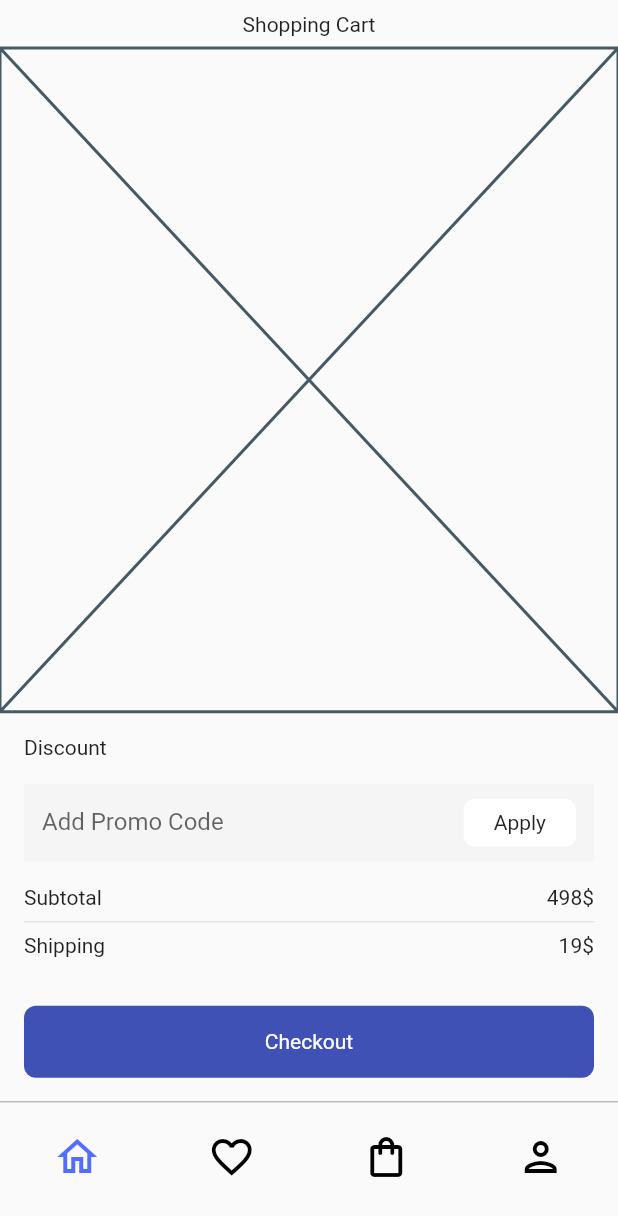
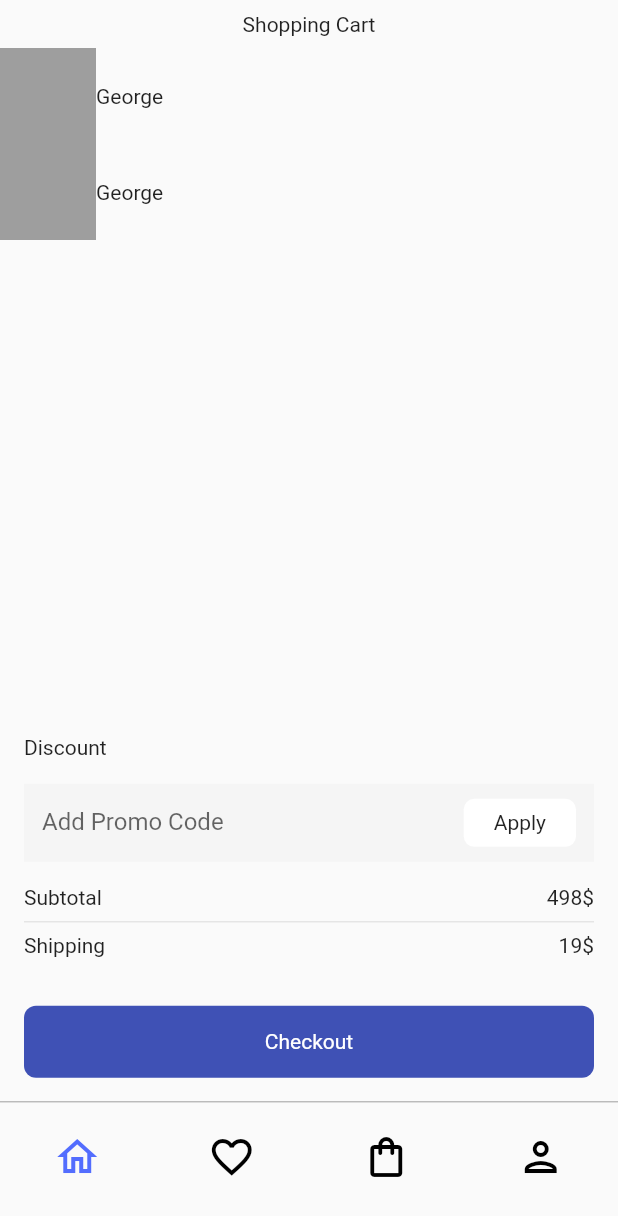
Before and after one commit to JAICHANGPARK/flutter_notebook_17th_story, a Flutter app: the screen it shows after launch, on a phone screen of 412 x 824 dp. Shown: the top 1216 px of the screen. Run offline on Flutter 3.47's test engine with Material 2 defaults, Android fonts, the phone set to English and light mode, and no system bars; our stand-ins replace badges, cached_network_image, fl_chart, flutter_riverpod, freezed_annotation, ionicons and 1 more.

Commit message:
Update furniture_main_page.dart

```diff
--- a/lib/ep1036_furniture_app/src/ui/furniture_main_page.dart
+++ b/lib/ep1036_furniture_app/src/ui/furniture_main_page.dart
@@ -1,4 +1,5 @@
 import 'package:flutter/material.dart';
+import 'package:flutter_notebook_17th/ep1036_furniture_app/src/provider/furniture_cart_provider.dart';
 import 'package:flutter_notebook_17th/ep1036_furniture_app/src/provider/furniture_menu_provider.dart';
 import 'package:flutter_riverpod/flutter_riverpod.dart';
 
@@ -8,6 +9,7 @@ class FurnitureMainPage extends ConsumerWidget {
   @override
   Widget build(context, ref) {
     final menuIndex = ref.watch(furnitureMenuProvider);
+    final cartItems = ref.watch(furnitureCartProvider);
     return Scaffold(
       body: SafeArea(
         child: Column(
@@ -20,14 +22,39 @@ class FurnitureMainPage extends ConsumerWidget {
                     padding: EdgeInsets.all(8.0),
                     child: Center(child: Text("Shopping Cart")),
                   ),
-                  const Expanded(child: Placeholder()),
+                  Expanded(
+                      child: ListView.builder(
+                    itemBuilder: (context, index) {
+                      return Row(
+                        children: [
+                          Container(
+                            height: 64,
+                            width: 64,
+                            decoration: BoxDecoration(
+                              color: Colors.grey,
+                            ),
+                          ),
+                          Column(
+                            children: [
+                              Text(
+                                "${cartItems[index].title}",
+                              ),
+                            ],
+                          )
+                        ],
+                      );
+                    },
+                    itemCount: ref.read(furnitureCartProvider).length,
+                  )),
                   Padding(
                     padding: const EdgeInsets.all(16.0),
                     child: Column(
                       crossAxisAlignment: CrossAxisAlignment.start,
                       children: [
                         const Text("Discount"),
-                        const SizedBox(height: 16,),
+                        const SizedBox(
+                          height: 16,
+                        ),
                         Container(
                           height: 52,
                           decoration: BoxDecoration(
@@ -58,7 +85,9 @@ class FurnitureMainPage extends ConsumerWidget {
                             ],
                           ),
                         ),
-                        const SizedBox(height: 16,),
+                        const SizedBox(
+                          height: 16,
+                        ),
                         Row(
                           mainAxisAlignment: MainAxisAlignment.spaceBetween,
                           children: const [
@@ -115,9 +144,7 @@ class FurnitureMainPage extends ConsumerWidget {
                     icon: const Icon(Icons.home_outlined),
                     color: menuIndex == FurnitureMenu.home ? Colors.indigoAccent : Colors.black,
                     onPressed: () {
-                          ref
-                              .read(furnitureMenuProvider.notifier)
-                              .state = FurnitureMenu.home;
+                      ref.read(furnitureMenuProvider.notifier).state = FurnitureMenu.home;
                     },
                   )),
                   Expanded(
@@ -126,9 +153,7 @@ class FurnitureMainPage extends ConsumerWidget {
                     icon: const Icon(Icons.favorite_border),
                     color: menuIndex == FurnitureMenu.favorite ? Colors.indigoAccent : Colors.black,
                     onPressed: () {
-                          ref
-                              .read(furnitureMenuProvider.notifier)
-                              .state = FurnitureMenu.favorite;
+                      ref.read(furnitureMenuProvider.notifier).state = FurnitureMenu.favorite;
                     },
                   )),
                   Expanded(
@@ -137,9 +162,7 @@ class FurnitureMainPage extends ConsumerWidget {
                     icon: const Icon(Icons.shopping_bag_outlined),
                     color: menuIndex == FurnitureMenu.cart ? Colors.indigoAccent : Colors.black,
                     onPressed: () {
-                          ref
-                              .read(furnitureMenuProvider.notifier)
-                              .state = FurnitureMenu.cart;
+                      ref.read(furnitureMenuProvider.notifier).state = FurnitureMenu.cart;
                     },
                   )),
                   Expanded(
@@ -148,9 +171,7 @@ class FurnitureMainPage extends ConsumerWidget {
                     icon: const Icon(Icons.person_outlined),
                     color: menuIndex == FurnitureMenu.profile ? Colors.indigoAccent : Colors.black,
                     onPressed: () {
-                          ref
-                              .read(furnitureMenuProvider.notifier)
-                              .state = FurnitureMenu.profile;
+                      ref.read(furnitureMenuProvider.notifier).state = FurnitureMenu.profile;
                     },
                   )),
                 ],
```
Lines whose indentation alone changed are shown as unchanged.
